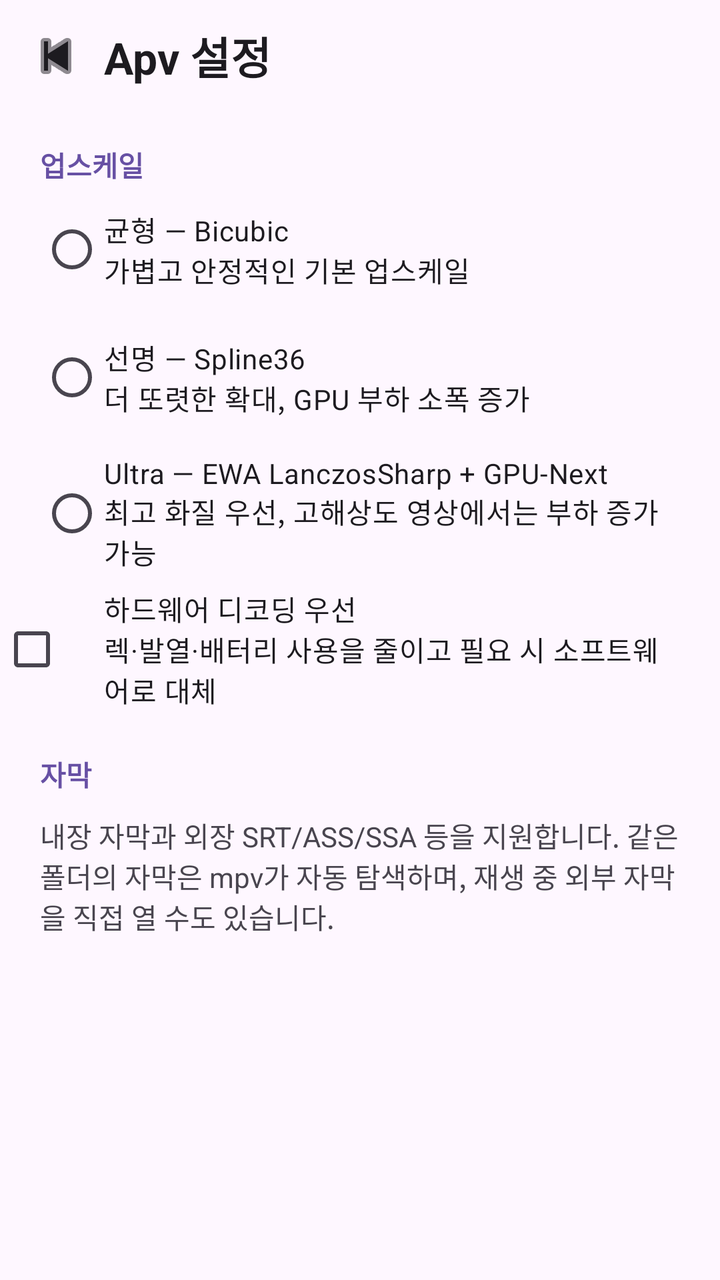
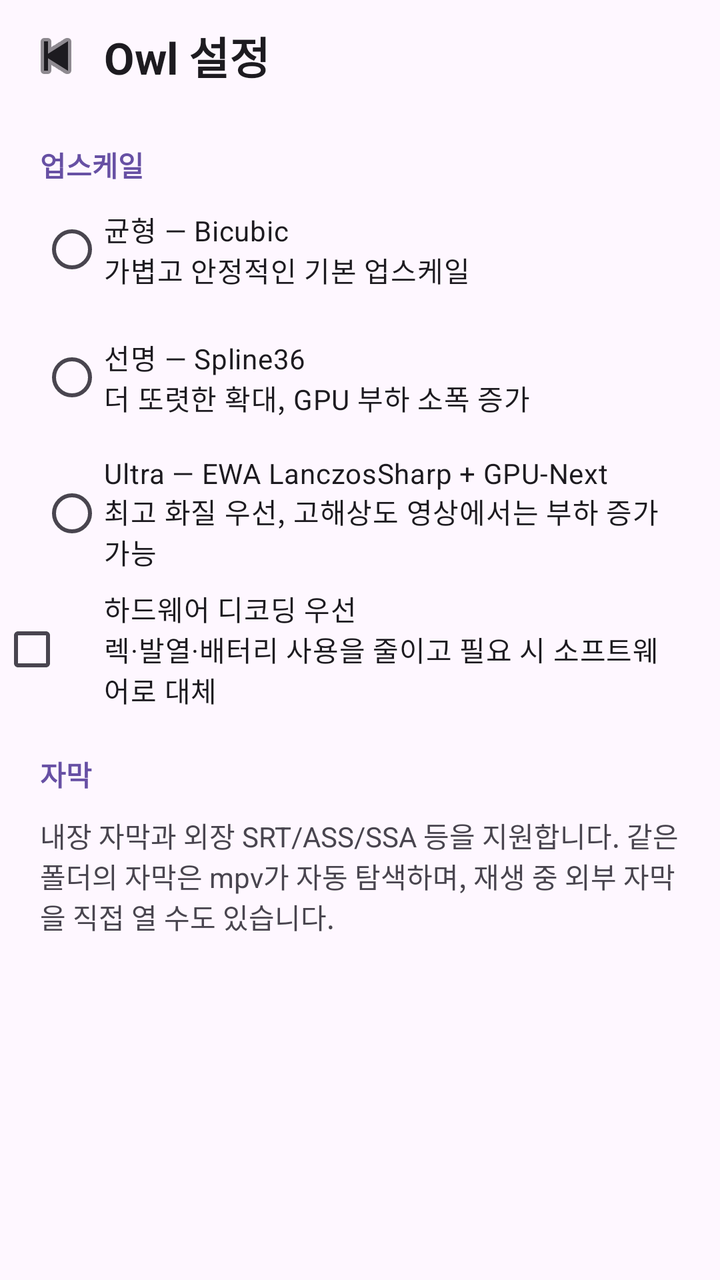

Before-and-after screenshots of an Android layout around one commit, followed by the original layout XML and the change that was made.
<!-- AndroidManifest.xml: another module's activity theme ApvTheme -->
<!-- res/layout/activity_apv_settings.xml -->
<?xml version="1.0" encoding="utf-8"?>
<ScrollView xmlns:android="http://schemas.android.com/apk/res/android"
    android:layout_width="match_parent"
    android:layout_height="match_parent"
    android:background="?android:attr/colorBackground">

    <LinearLayout
        android:layout_width="match_parent"
        android:layout_height="wrap_content"
        android:orientation="vertical"
        android:paddingBottom="32dp">

        <LinearLayout
            android:layout_width="match_parent"
            android:layout_height="56dp"
            android:gravity="center_vertical"
            android:orientation="horizontal"
            android:paddingStart="4dp"
            android:paddingEnd="16dp">

            <ImageButton
                android:id="@+id/settingsBackButton"
                android:layout_width="48dp"
                android:layout_height="48dp"
                android:background="?attr/selectableItemBackgroundBorderless"
                android:contentDescription="뒤로"
                android:src="@android:drawable/ic_media_previous"
                android:tint="?android:attr/textColorPrimary" />

            <TextView
                android:layout_width="0dp"
                android:layout_height="wrap_content"
                android:layout_weight="1"
                android:text="Apv 설정"
                android:textColor="?android:attr/textColorPrimary"
                android:textSize="22sp"
                android:textStyle="bold" />
        </LinearLayout>

        <TextView
            android:layout_width="match_parent"
            android:layout_height="wrap_content"
            android:paddingStart="20dp"
            android:paddingEnd="20dp"
            android:paddingTop="16dp"
            android:text="업스케일"
            android:textColor="?attr/colorPrimary"
            android:textSize="14sp"
            android:textStyle="bold" />

        <RadioGroup
            android:id="@+id/upscaleModes"
            android:layout_width="match_parent"
            android:layout_height="wrap_content"
            android:paddingStart="20dp"
            android:paddingEnd="20dp">

            <RadioButton
                android:id="@+id/upscaleBalanced"
                android:layout_width="match_parent"
                android:layout_height="wrap_content"
                android:minHeight="64dp"
                android:text="균형 — Bicubic\n가볍고 안정적인 기본 업스케일"
                android:textColor="?android:attr/textColorPrimary" />

            <RadioButton
                android:id="@+id/upscaleSharp"
                android:layout_width="match_parent"
                android:layout_height="wrap_content"
                android:minHeight="64dp"
                android:text="선명 — Spline36\n더 또렷한 확대, GPU 부하 소폭 증가"
                android:textColor="?android:attr/textColorPrimary" />

            <RadioButton
                android:id="@+id/upscaleUltra"
                android:layout_width="match_parent"
                android:layout_height="wrap_content"
                android:minHeight="72dp"
                android:text="Ultra — EWA LanczosSharp + GPU-Next\n최고 화질 우선, 고해상도 영상에서는 부하 증가 가능"
                android:textColor="?android:attr/textColorPrimary" />
        </RadioGroup>

        <CheckBox
            android:id="@+id/hardwareDecode"
            android:layout_width="match_parent"
            android:layout_height="wrap_content"
            android:minHeight="64dp"
            android:paddingStart="20dp"
            android:paddingEnd="20dp"
            android:text="하드웨어 디코딩 우선\n렉·발열·배터리 사용을 줄이고 필요 시 소프트웨어로 대체"
            android:textColor="?android:attr/textColorPrimary" />

        <TextView
            android:layout_width="match_parent"
            android:layout_height="wrap_content"
            android:layout_marginTop="20dp"
            android:paddingStart="20dp"
            android:paddingEnd="20dp"
            android:text="자막"
            android:textColor="?attr/colorPrimary"
            android:textSize="14sp"
            android:textStyle="bold" />

        <TextView
            android:layout_width="match_parent"
            android:layout_height="wrap_content"
            android:paddingStart="20dp"
            android:paddingEnd="20dp"
            android:paddingTop="10dp"
            android:text="내장 자막과 외장 SRT/ASS/SSA 등을 지원합니다. 같은 폴더의 자막은 mpv가 자동 탐색하며, 재생 중 외부 자막을 직접 열 수도 있습니다."
            android:textColor="?android:attr/textColorSecondary"
            android:textSize="14sp" />
    </LinearLayout>
</ScrollView>
<!-- resources referenced by this layout -->
<resources>
  <style name="ApvTheme" parent="Theme.Material3.DayNight.NoActionBar">
          <item name="android:windowActionModeOverlay">true</item>
          <item name="android:navigationBarColor">?android:attr/colorBackground</item>
          <item name="android:statusBarColor">?android:attr/colorBackground</item>
          <item name="android:windowLightStatusBar">true</item>
      </style>
</resources>

<!-- the commit's change to res/layout/activity_apv_settings.xml (unified diff, before → after) -->
@@ -31,7 +31,7 @@
                 android:layout_width="0dp"
                 android:layout_height="wrap_content"
                 android:layout_weight="1"
-                android:text="Apv 설정"
+                android:text="Owl 설정"
                 android:textColor="?android:attr/textColorPrimary"
                 android:textSize="22sp"
                 android:textStyle="bold" />
